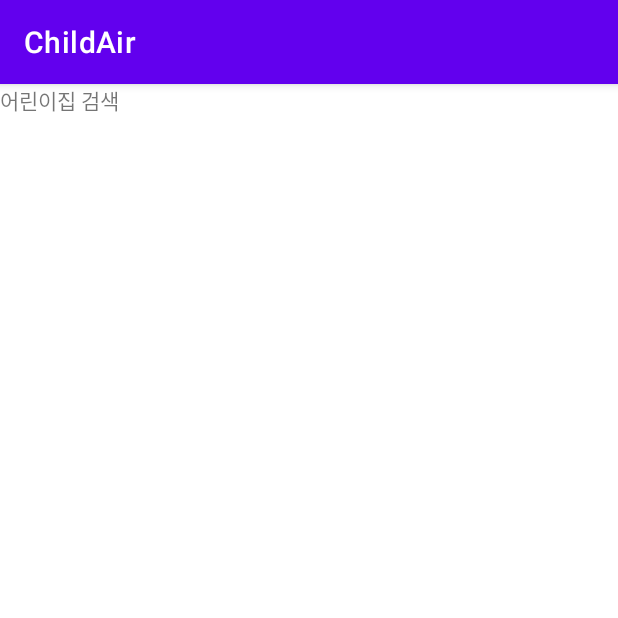
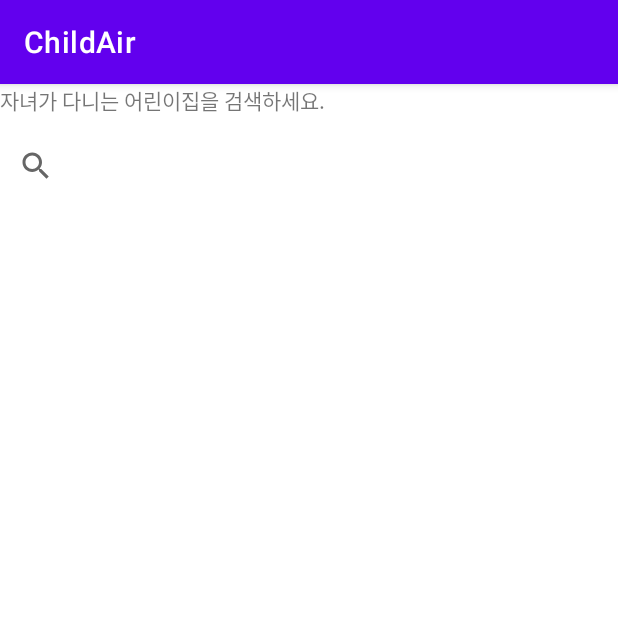
Before and after one commit to KimDDoHyeon/ChildAirAndroid, an Android app: the Search screen opened directly, with no data from a screen before it, on a phone screen of 412 x 824 dp, the top half of it. Run offline under Robolectric (Android 15) with nearby library versions, the phone set to English and light mode, and no system bars.

Commit message:
검색화면ing

```diff
--- a/app/build.gradle
+++ b/app/build.gradle
@@ -33,6 +33,7 @@ dependencies {
     implementation 'androidx.appcompat:appcompat:1.2.0'
     implementation 'com.google.android.material:material:1.3.0'
     implementation 'androidx.constraintlayout:constraintlayout:2.0.4'
+    implementation 'androidx.gridlayout:gridlayout:1.0.0'
     testImplementation 'junit:junit:4.+'
     androidTestImplementation 'androidx.test.ext:junit:1.1.2'
     androidTestImplementation 'androidx.test.espresso:espresso-core:3.3.0'
--- a/app/src/main/res/layout/activity_search.xml
+++ b/app/src/main/res/layout/activity_search.xml
@@ -6,11 +6,30 @@
     android:layout_height="match_parent"
     tools:context=".Search">
 
-    <TextView
-        android:id="@+id/textView4"
-        android:layout_width="wrap_content"
-        android:layout_height="wrap_content"
-        android:text="어린이집 검색"
-        tools:layout_editor_absoluteX="176dp"
-        tools:layout_editor_absoluteY="45dp" />
+    <LinearLayout
+        android:layout_width="match_parent"
+        android:layout_height="match_parent"
+        android:orientation="vertical">
+
+        <TextView
+            android:id="@+id/textView3"
+            android:layout_width="match_parent"
+            android:layout_height="wrap_content"
+            android:text="자녀가 다니는 어린이집을 검색하세요." />
+
+        <SearchView
+            android:layout_width="match_parent"
+            android:layout_height="66dp">
+
+            <LinearLayout
+                android:layout_width="match_parent"
+                android:layout_height="match_parent"
+                android:orientation="vertical">
+
+                <ListView
+                    android:layout_width="match_parent"
+                    android:layout_height="match_parent" />
+            </LinearLayout>
+        </SearchView>
+    </LinearLayout>
 </androidx.constraintlayout.widget.ConstraintLayout>
```
